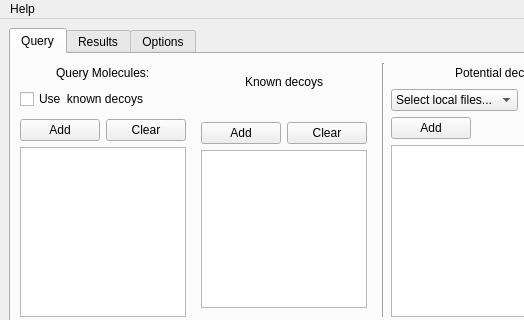
Above: MainWindow.ui from URV-cheminformatics/DecoyFinder before the change; both pictures show x 0 to 524 and y 0 to 320 of the 626 by 443 pixel window. Below: the same form after it.
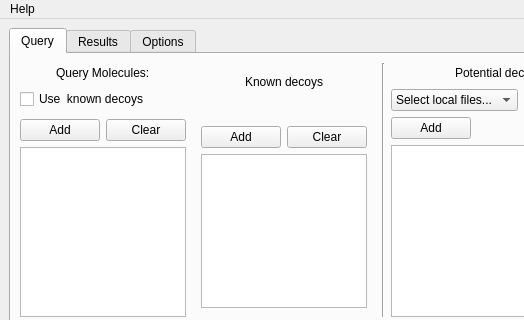
That is the form after the change.

The edit to the form file:
```diff
--- a/MainWindow.ui
+++ b/MainWindow.ui
@@ -17,6 +17,9 @@
    <layout class="QVBoxLayout" name="verticalLayout_4">
     <item>
      <widget class="QTabWidget" name="tabWidget">
+      <property name="enabled">
+       <bool>true</bool>
+      </property>
       <property name="currentIndex">
        <number>0</number>
       </property>
@@ -165,11 +168,27 @@
              <item>
               <layout class="QVBoxLayout" name="verticalLayout_7">
                <property name="topMargin">
-                <number>12</number>
+                <number>14</number>
                </property>
                <property name="bottomMargin">
-                <number>12</number>
+                <number>14</number>
                </property>
+               <item>
+                <spacer name="verticalSpacer">
+                 <property name="orientation">
+                  <enum>Qt::Vertical</enum>
+                 </property>
+                 <property name="sizeType">
+                  <enum>QSizePolicy::Preferred</enum>
+                 </property>
+                 <property name="sizeHint" stdset="0">
+                  <size>
+                   <width>0</width>
+                   <height>0</height>
+                  </size>
+                 </property>
+                </spacer>
+               </item>
               </layout>
              </item>
              <item>
```
Left out of the diff: 121 changed lines with no effect on the pictures.
